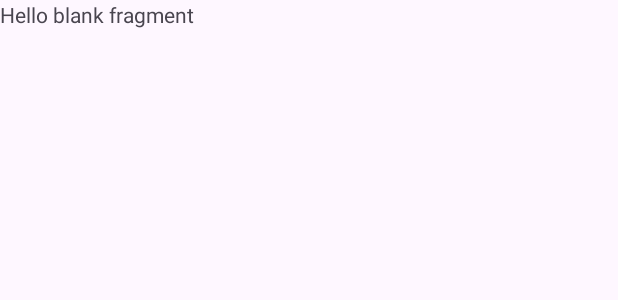
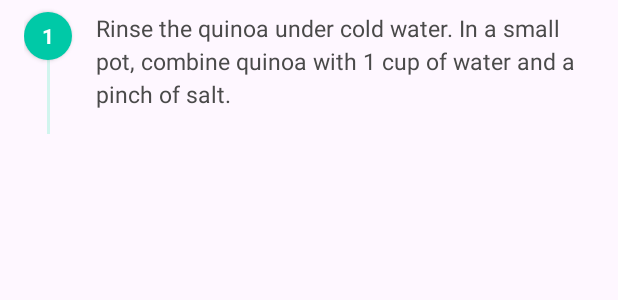
Before and after one commit to Stalin-Flores/Proyecto-Restaurante, an Android app: the layout fragment_item_step_preparation.xml on its own in the app's theme, with its tools: preview values and no code run, on a phone screen of 412 x 824 dp. Shown: the top 300 px of the screen. Run offline under Robolectric (Android 15) with nearby library versions, the light colour scheme and no system bars.

Commit message:
Commit nuevos cambios

```diff
--- /dev/null
+++ b/app/src/main/res/drawable/bg_circle_light_green.xml
@@ -0,0 +1,2 @@
+<shape xmlns:android="http://schemas.android.com/apk/res/android" android:shape="oval">
+    <solid android:color="#E8F9F5" /> </shape>
--- /dev/null
+++ b/app/src/main/res/drawable/bg_circle_solid_green.xml
@@ -0,0 +1,3 @@
+<shape xmlns:android="http://schemas.android.com/apk/res/android" android:shape="oval">
+    <solid android:color="#00C9A7" />
+</shape>
--- /dev/null
+++ b/app/src/main/res/drawable/ic_check_circle.xml
@@ -0,0 +1,5 @@
+<vector xmlns:android="http://schemas.android.com/apk/res/android" android:height="24dp" android:tint="#00C9A7" android:viewportHeight="960" android:viewportWidth="960" android:width="24dp">
+
+    <path android:fillColor="@android:color/white" android:pathData="M424,664L706,382L650,326L424,552L310,438L254,494L424,664ZM480,880Q397,880 324,848.5Q251,817 197,763Q143,709 111.5,636Q80,563 80,480Q80,397 111.5,324Q143,251 197,197Q251,143 324,111.5Q397,80 480,80Q563,80 636,111.5Q709,143 763,197Q817,251 848.5,324Q880,397 880,480Q880,563 848.5,636Q817,709 763,763Q709,817 636,848.5Q563,880 480,880ZM480,800Q614,800 707,707Q800,614 800,480Q800,346 707,253Q614,160 480,160Q346,160 253,253Q160,346 160,480Q160,614 253,707Q346,800 480,800ZM480,480Q480,480 480,480Q480,480 480,480Q480,480 480,480Q480,480 480,480Q480,480 480,480Q480,480 480,480Q480,480 480,480Q480,480 480,480Z"/>
+
+</vector>
--- a/app/src/main/res/layout/fragment_item_step_preparation.xml
+++ b/app/src/main/res/layout/fragment_item_step_preparation.xml
@@ -1,14 +1,56 @@
 <?xml version="1.0" encoding="utf-8"?>
-<FrameLayout xmlns:android="http://schemas.android.com/apk/res/android"
-    xmlns:tools="http://schemas.android.com/tools"
+<androidx.constraintlayout.widget.ConstraintLayout
+    xmlns:android="http://schemas.android.com/apk/res/android"
+    xmlns:app="http://schemas.android.com/apk/res-auto"
     android:layout_width="match_parent"
-    android:layout_height="match_parent"
-    tools:context=".ItemStepPreparationFragment">
+    android:layout_height="wrap_content"
+    android:paddingHorizontal="16dp">
 
-    <!-- TODO: Update blank fragment layout -->
+    <View
+        android:id="@+id/timelineLine"
+        android:layout_width="2dp"
+        android:layout_height="0dp"
+        android:background="#D1F5EE"
+        app:layout_constraintBottom_toBottomOf="parent"
+        app:layout_constraintEnd_toEndOf="@id/stepNumberContainer"
+        app:layout_constraintStart_toStartOf="@id/stepNumberContainer"
+        app:layout_constraintTop_toBottomOf="@id/stepNumberContainer" />
+
+    <FrameLayout
+        android:id="@+id/stepNumberContainer"
+        android:layout_width="32dp"
+        android:layout_height="32dp"
+        android:layout_marginTop="8dp"
+        android:background="@drawable/bg_circle_solid_green"
+        android:elevation="2dp"
+        app:layout_constraintStart_toStartOf="parent"
+        app:layout_constraintTop_toTopOf="parent">
+
+        <TextView
+            android:id="@+id/tvStepNumber"
+            android:layout_width="wrap_content"
+            android:layout_height="wrap_content"
+            android:layout_gravity="center"
+            android:text="1"
+            android:textColor="#FFFFFF"
+            android:textStyle="bold"
+            android:textSize="14sp" />
+    </FrameLayout>
+
     <TextView
-        android:layout_width="match_parent"
-        android:layout_height="match_parent"
-        android:text="@string/hello_blank_fragment" />
+        android:id="@+id/tvInstructionText"
+        android:layout_width="0dp"
+        android:layout_height="wrap_content"
+        android:layout_marginStart="16dp"
+        android:layout_marginTop="8dp"
+        android:layout_marginBottom="16dp"
+        android:lineSpacingExtra="4dp"
+        android:text="Rinse the quinoa under cold water. In a small pot, combine quinoa with 1 cup of water and a pinch of salt."
+        android:textColor="#4A4A4A"
+        android:textSize="15sp"
+        app:layout_constraintBottom_toBottomOf="parent"
+        app:layout_constraintEnd_toEndOf="parent"
+        app:layout_constraintStart_toEndOf="@id/stepNumberContainer"
+        app:layout_constraintTop_toTopOf="parent" />
 
-</FrameLayout>
+</androidx.constraintlayout.widget.ConstraintLayout>
```
Also changed, not shown: app/src/main/res/drawable/ic_favorite.xml (added, +11 -0 lines), app/src/main/res/layout/fragment_detalles_receta.xml (+17 -10 lines), app/src/main/res/layout/fragment_item_igredientes.xml (+40 -10 lines).
